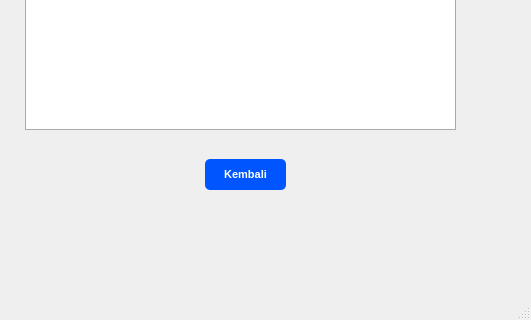
Qt form lihat_data_dokter.ui (naylasalsdev-project/SudiKasusUAS) before a commit; both pictures show x 115 to 646 and y 251 to 571 of the 646 by 571 pixel window.
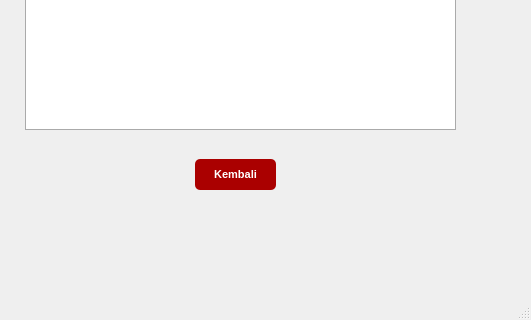
The same form after that commit.

```diff
--- a/lihat_data_dokter.ui
+++ b/lihat_data_dokter.ui
@@ -80,7 +80,7 @@
    <widget class="QPushButton" name="pushButton_2">
     <property name="geometry">
      <rect>
-      <x>320</x>
+      <x>310</x>
       <y>410</y>
       <width>81</width>
       <height>31</height>
@@ -95,7 +95,7 @@
     </property>
     <property name="styleSheet">
      <string notr="true">QPushButton {
-    background-color: rgb(0, 85, 255);
+    background-color: rgb(170, 0, 0);
     color: white;
     border-radius: 5px;   
     padding: 6px;           
```
